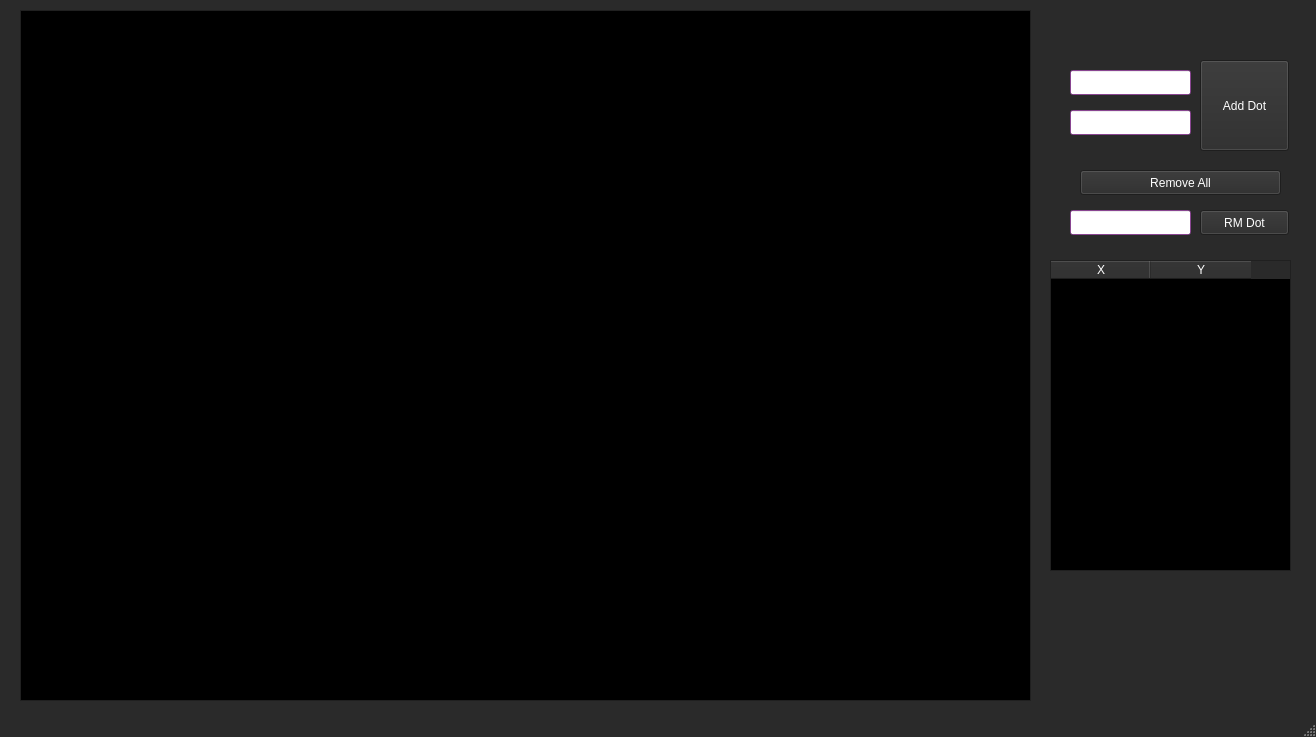
First picture: the form in lab_01/mainwindow.ui, repository Pricolistok/Computer_graphics, before the edit.
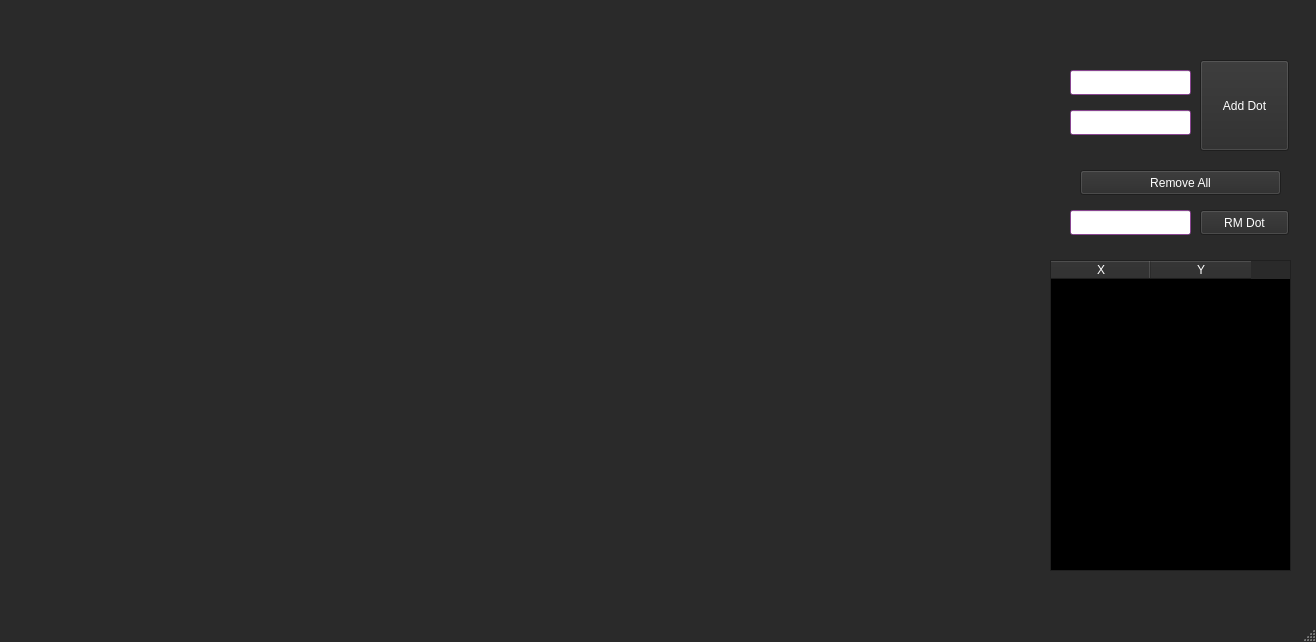
Second picture: the form after the edit.

Patch:
```diff
--- a/lab_01/mainwindow.ui
+++ b/lab_01/mainwindow.ui
@@ -7,7 +7,7 @@
     <x>0</x>
     <y>0</y>
     <width>1316</width>
-    <height>737</height>
+    <height>642</height>
    </rect>
   </property>
   <property name="palette">
@@ -1994,15 +1994,484 @@
      <string>RM Dot</string>
     </property>
    </widget>
-   <widget class="QGraphicsView" name="graphicsView">
+   <widget class="QWidget" name="widget" native="true">
     <property name="geometry">
      <rect>
-      <x>20</x>
-      <y>10</y>
-      <width>1011</width>
-      <height>691</height>
+      <x>40</x>
+      <y>30</y>
+      <width>981</width>
+      <height>561</height>
      </rect>
     </property>
+    <property name="palette">
+     <palette>
+      <active>
+       <colorrole role="WindowText">
+        <brush brushstyle="SolidPattern">
+         <color alpha="255">
+          <red>255</red>
+          <green>255</green>
+          <blue>255</blue>
+         </color>
+        </brush>
+       </colorrole>
+       <colorrole role="Button">
+        <brush brushstyle="SolidPattern">
+         <color alpha="255">
+          <red>52</red>
+          <green>52</green>
+          <blue>52</blue>
+         </color>
+        </brush>
+       </colorrole>
+       <colorrole role="Light">
+        <brush brushstyle="SolidPattern">
+         <color alpha="255">
+          <red>78</red>
+          <green>78</green>
+          <blue>78</blue>
+         </color>
+        </brush>
+       </colorrole>
+       <colorrole role="Midlight">
+        <brush brushstyle="SolidPattern">
+         <color alpha="255">
+          <red>65</red>
+          <green>65</green>
+          <blue>65</blue>
+         </color>
+        </brush>
+       </colorrole>
+       <colorrole role="Dark">
+        <brush brushstyle="SolidPattern">
+         <color alpha="255">
+          <red>26</red>
+          <green>26</green>
+          <blue>26</blue>
+         </color>
+        </brush>
+       </colorrole>
+       <colorrole role="Mid">
+        <brush brushstyle="SolidPattern">
+         <color alpha="255">
+          <red>35</red>
+          <green>35</green>
+          <blue>35</blue>
+         </color>
+        </brush>
+       </colorrole>
+       <colorrole role="Text">
+        <brush brushstyle="SolidPattern">
+         <color alpha="255">
+          <red>255</red>
+          <green>255</green>
+          <blue>255</blue>
+         </color>
+        </brush>
+       </colorrole>
+       <colorrole role="BrightText">
+        <brush brushstyle="SolidPattern">
+         <color alpha="255">
+          <red>255</red>
+          <green>255</green>
+          <blue>255</blue>
+         </color>
+        </brush>
+       </colorrole>
+       <colorrole role="ButtonText">
+        <brush brushstyle="SolidPattern">
+         <color alpha="255">
+          <red>255</red>
+          <green>255</green>
+          <blue>255</blue>
+         </color>
+        </brush>
+       </colorrole>
+       <colorrole role="Base">
+        <brush brushstyle="SolidPattern">
+         <color alpha="255">
+          <red>0</red>
+          <green>0</green>
+          <blue>0</blue>
+         </color>
+        </brush>
+       </colorrole>
+       <colorrole role="Window">
+        <brush brushstyle="SolidPattern">
+         <color alpha="255">
+          <red>52</red>
+          <green>52</green>
+          <blue>52</blue>
+         </color>
+        </brush>
+       </colorrole>
+       <colorrole role="Shadow">
+        <brush brushstyle="SolidPattern">
+         <color alpha="255">
+          <red>0</red>
+          <green>0</green>
+          <blue>0</blue>
+         </color>
+        </brush>
+       </colorrole>
+       <colorrole role="AlternateBase">
+        <brush brushstyle="SolidPattern">
+         <color alpha="255">
+          <red>26</red>
+          <green>26</green>
+          <blue>26</blue>
+         </color>
+        </brush>
+       </colorrole>
+       <colorrole role="ToolTipBase">
+        <brush brushstyle="SolidPattern">
+         <color alpha="255">
+          <red>255</red>
+          <green>255</green>
+          <blue>220</blue>
+         </color>
+        </brush>
+       </colorrole>
+       <colorrole role="ToolTipText">
+        <brush brushstyle="SolidPattern">
+         <color alpha="255">
+          <red>0</red>
+          <green>0</green>
+          <blue>0</blue>
+         </color>
+        </brush>
+       </colorrole>
+       <colorrole role="PlaceholderText">
+        <brush brushstyle="SolidPattern">
+         <color alpha="127">
+          <red>255</red>
+          <green>255</green>
+          <blue>255</blue>
+         </color>
+        </brush>
+       </colorrole>
+       <colorrole role="Accent">
+        <brush brushstyle="SolidPattern">
+         <color alpha="255">
+          <red>0</red>
+          <green>0</green>
+          <blue>0</blue>
+         </color>
+        </brush>
+       </colorrole>
+      </active>
+      <inactive>
+       <colorrole role="WindowText">
+        <brush brushstyle="SolidPattern">
+         <color alpha="255">
+          <red>255</red>
+          <green>255</green>
+          <blue>255</blue>
+         </color>
+        </brush>
+       </colorrole>
+       <colorrole role="Button">
+        <brush brushstyle="SolidPattern">
+         <color alpha="255">
+          <red>52</red>
+          <green>52</green>
+          <blue>52</blue>
+         </color>
+        </brush>
+       </colorrole>
+       <colorrole role="Light">
+        <brush brushstyle="SolidPattern">
+         <color alpha="255">
+          <red>78</red>
+          <green>78</green>
+          <blue>78</blue>
+         </color>
+        </brush>
+       </colorrole>
+       <colorrole role="Midlight">
+        <brush brushstyle="SolidPattern">
+         <color alpha="255">
+          <red>65</red>
+          <green>65</green>
+          <blue>65</blue>
+         </color>
+        </brush>
+       </colorrole>
+       <colorrole role="Dark">
+        <brush brushstyle="SolidPattern">
+         <color alpha="255">
+          <red>26</red>
+          <green>26</green>
+          <blue>26</blue>
+         </color>
+        </brush>
+       </colorrole>
+       <colorrole role="Mid">
+        <brush brushstyle="SolidPattern">
+         <color alpha="255">
+          <red>35</red>
+          <green>35</green>
+          <blue>35</blue>
+         </color>
+        </brush>
+       </colorrole>
+       <colorrole role="Text">
+        <brush brushstyle="SolidPattern">
+         <color alpha="255">
+          <red>255</red>
+          <green>255</green>
+          <blue>255</blue>
+         </color>
+        </brush>
+       </colorrole>
+       <colorrole role="BrightText">
+        <brush brushstyle="SolidPattern">
+         <color alpha="255">
+          <red>255</red>
+          <green>255</green>
+          <blue>255</blue>
+         </color>
+        </brush>
+       </colorrole>
+       <colorrole role="ButtonText">
+        <brush brushstyle="SolidPattern">
+         <color alpha="255">
+          <red>255</red>
+          <green>255</green>
+          <blue>255</blue>
+         </color>
+        </brush>
+       </colorrole>
+       <colorrole role="Base">
+        <brush brushstyle="SolidPattern">
+         <color alpha="255">
+          <red>0</red>
+          <green>0</green>
+          <blue>0</blue>
+         </color>
+        </brush>
+       </colorrole>
+       <colorrole role="Window">
+        <brush brushstyle="SolidPattern">
+         <color alpha="255">
+          <red>52</red>
+          <green>52</green>
+          <blue>52</blue>
+         </color>
+        </brush>
+       </colorrole>
+       <colorrole role="Shadow">
+        <brush brushstyle="SolidPattern">
+         <color alpha="255">
+          <red>0</red>
+          <green>0</green>
+          <blue>0</blue>
+         </color>
+        </brush>
+       </colorrole>
+       <colorrole role="AlternateBase">
+        <brush brushstyle="SolidPattern">
+         <color alpha="255">
+          <red>26</red>
+          <green>26</green>
+          <blue>26</blue>
+         </color>
+        </brush>
+       </colorrole>
+       <colorrole role="ToolTipBase">
+        <brush brushstyle="SolidPattern">
+         <color alpha="255">
+          <red>255</red>
+          <green>255</green>
+          <blue>220</blue>
+         </color>
+        </brush>
+       </colorrole>
+       <colorrole role="ToolTipText">
+        <brush brushstyle="SolidPattern">
+         <color alpha="255">
+          <red>0</red>
+          <green>0</green>
+          <blue>0</blue>
+         </color>
+        </brush>
+       </colorrole>
+       <colorrole role="PlaceholderText">
+        <brush brushstyle="SolidPattern">
+         <color alpha="127">
+          <red>255</red>
+          <green>255</green>
+          <blue>255</blue>
+         </color>
+        </brush>
+       </colorrole>
+       <colorrole role="Accent">
+        <brush brushstyle="SolidPattern">
+         <color alpha="255">
+          <red>0</red>
+          <green>0</green>
+          <blue>0</blue>
+         </color>
+        </brush>
+       </colorrole>
+      </inactive>
+      <disabled>
+       <colorrole role="WindowText">
+        <brush brushstyle="SolidPattern">
+         <color alpha="255">
+          <red>26</red>
+          <green>26</green>
+          <blue>26</blue>
+         </color>
+        </brush>
+       </colorrole>
+       <colorrole role="Button">
+        <brush brushstyle="SolidPattern">
+         <color alpha="255">
+          <red>52</red>
+          <green>52</green>
+          <blue>52</blue>
+         </color>
+        </brush>
+       </colorrole>
+       <colorrole role="Light">
+        <brush brushstyle="SolidPattern">
+         <color alpha="255">
+          <red>78</red>
+          <green>78</green>
+          <blue>78</blue>
+         </color>
+        </brush>
+       </colorrole>
+       <colorrole role="Midlight">
+        <brush brushstyle="SolidPattern">
+         <color alpha="255">
+          <red>65</red>
+          <green>65</green>
+          <blue>65</blue>
+         </color>
+        </brush>
+       </colorrole>
+       <colorrole role="Dark">
+        <brush brushstyle="SolidPattern">
+         <color alpha="255">
+          <red>26</red>
+          <green>26</green>
+          <blue>26</blue>
+         </color>
+        </brush>
+       </colorrole>
+       <colorrole role="Mid">
+        <brush brushstyle="SolidPattern">
+         <color alpha="255">
+          <red>35</red>
+          <green>35</green>
+          <blue>35</blue>
+         </color>
+        </brush>
+       </colorrole>
+       <colorrole role="Text">
+        <brush brushstyle="SolidPattern">
+         <color alpha="255">
+          <red>26</red>
+          <green>26</green>
+          <blue>26</blue>
+         </color>
+        </brush>
+       </colorrole>
+       <colorrole role="BrightText">
+        <brush brushstyle="SolidPattern">
+         <color alpha="255">
+          <red>255</red>
+          <green>255</green>
+          <blue>255</blue>
+         </color>
+        </brush>
+       </colorrole>
+       <colorrole role="ButtonText">
+        <brush brushstyle="SolidPattern">
+         <color alpha="255">
+          <red>26</red>
+          <green>26</green>
+          <blue>26</blue>
+         </color>
+        </brush>
+       </colorrole>
+       <colorrole role="Base">
+        <brush brushstyle="SolidPattern">
+         <color alpha="255">
+          <red>52</red>
+          <green>52</green>
+          <blue>52</blue>
+         </color>
+        </brush>
+       </colorrole>
+       <colorrole role="Window">
+        <brush brushstyle="SolidPattern">
+         <color alpha="255">
+          <red>52</red>
+          <green>52</green>
+          <blue>52</blue>
+         </color>
+        </brush>
+       </colorrole>
+       <colorrole role="Shadow">
+        <brush brushstyle="SolidPattern">
+         <color alpha="255">
+          <red>0</red>
+          <green>0</green>
+          <blue>0</blue>
+         </color>
+        </brush>
+       </colorrole>
+       <colorrole role="AlternateBase">
+        <brush brushstyle="SolidPattern">
+         <color alpha="255">
+          <red>52</red>
+          <green>52</green>
+          <blue>52</blue>
+         </color>
+        </brush>
+       </colorrole>
+       <colorrole role="ToolTipBase">
+        <brush brushstyle="SolidPattern">
+         <color alpha="255">
+          <red>255</red>
+          <green>255</green>
+          <blue>220</blue>
+         </color>
+        </brush>
+       </colorrole>
+       <colorrole role="ToolTipText">
+        <brush brushstyle="SolidPattern">
+         <color alpha="255">
+          <red>0</red>
+          <green>0</green>
+          <blue>0</blue>
+         </color>
+        </brush>
+       </colorrole>
+       <colorrole role="PlaceholderText">
+        <brush brushstyle="SolidPattern">
+         <color alpha="127">
+          <red>26</red>
+          <green>26</green>
+          <blue>26</blue>
+         </color>
+        </brush>
+       </colorrole>
+       <colorrole role="Accent">
+        <brush brushstyle="SolidPattern">
+         <color alpha="255">
+          <red>37</red>
+          <green>37</green>
+          <blue>37</blue>
+         </color>
+        </brush>
+       </colorrole>
+      </disabled>
+     </palette>
+    </property>
    </widget>
   </widget>
   <widget class="QMenuBar" name="menubar">
```
